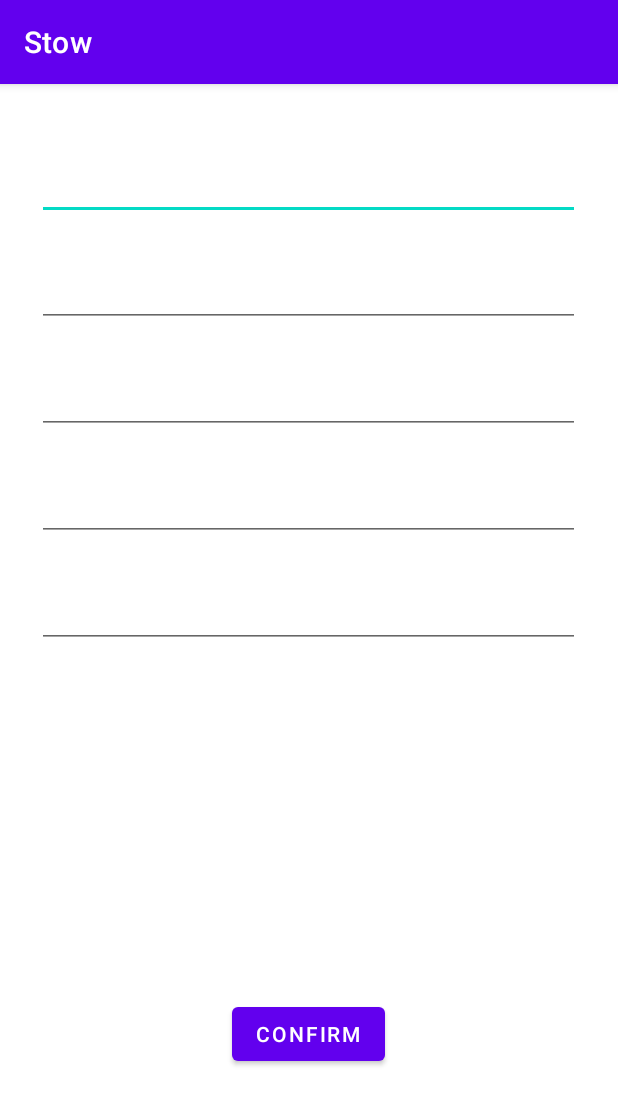
After one commit to AppBuildersss/Stow, an Android app: the AddKeywordsActivity screen opened directly, with no data from a screen before it, on a phone screen of 412 x 824 dp. The commit adds this screen. Shown: the top 1105 px of the screen. Run offline under Robolectric (Android 15) with nearby library versions, the phone set to English and light mode, and no system bars.

Commit message:
add keywords page

```diff
--- /dev/null
+++ b/app/src/main/java/com/example/stow/AddKeywordsActivity.kt
@@ -0,0 +1,23 @@
+package com.example.stow
+
+import android.content.Intent
+import androidx.appcompat.app.AppCompatActivity
+import android.os.Bundle
+import com.example.stow.databinding.ActivityAddKeywordsBinding
+
+class AddKeywordsActivity : AppCompatActivity()  {
+
+    private lateinit var binding: ActivityAddKeywordsBinding
+
+    override fun onCreate(savedInstanceState: Bundle?) {
+        super.onCreate(savedInstanceState)
+        binding = ActivityAddKeywordsBinding.inflate(layoutInflater)
+        setContentView(binding.root)
+
+        binding.buttonConfirm.setOnClickListener {
+            val intent = Intent(this, MainActivity::class.java)
+            startActivity(intent)
+        }
+    }
+
+}
--- a/app/src/main/java/com/example/stow/SignUpActivity.kt
+++ b/app/src/main/java/com/example/stow/SignUpActivity.kt
@@ -4,18 +4,18 @@ import android.content.Intent
 import android.os.Bundle
 import android.widget.Toast
 import androidx.appcompat.app.AppCompatActivity
-import com.example.stow.databinding.ActivitySignUpBinding
+import com.example.stow.databinding.ActivitySignInBinding
 import com.google.firebase.auth.FirebaseAuth
 
 class SignUpActivity : AppCompatActivity() {
 
-    private lateinit var binding: ActivitySignUpBinding
+    private lateinit var binding: ActivitySignInBinding
     private lateinit var firebaseAuth: FirebaseAuth
 
     override fun onCreate(savedInstanceState: Bundle?) {
         super.onCreate(savedInstanceState)
 
-        binding = ActivitySignUpBinding.inflate(layoutInflater)
+        binding = ActivitySignInBinding.inflate(layoutInflater)
         setContentView(binding.root)
 
         firebaseAuth = FirebaseAuth.getInstance()
--- /dev/null
+++ b/app/src/main/res/layout/activity_add_keywords.xml
@@ -0,0 +1,85 @@
+<?xml version="1.0" encoding="utf-8"?>
+<androidx.constraintlayout.widget.ConstraintLayout xmlns:android="http://schemas.android.com/apk/res/android"
+    xmlns:app="http://schemas.android.com/apk/res-auto"
+    xmlns:tools="http://schemas.android.com/tools"
+    android:id="@+id/linearLayout"
+    android:layout_width="match_parent"
+    android:layout_height="match_parent">
+
+    <EditText
+        android:id="@+id/EditText_1"
+        android:layout_width="362dp"
+        android:layout_height="55dp"
+        android:ems="10"
+        android:inputType="textPersonName"
+        app:layout_constraintBottom_toBottomOf="parent"
+        app:layout_constraintEnd_toEndOf="parent"
+        app:layout_constraintHorizontal_bias="0.489"
+        app:layout_constraintStart_toStartOf="parent"
+        app:layout_constraintTop_toTopOf="parent"
+        app:layout_constraintVertical_bias="0.05" />
+
+    <EditText
+        android:id="@+id/EditText_2"
+        android:layout_width="362dp"
+        android:layout_height="55dp"
+        android:ems="10"
+        android:inputType="textPersonName"
+        app:layout_constraintBottom_toBottomOf="parent"
+        app:layout_constraintEnd_toEndOf="parent"
+        app:layout_constraintHorizontal_bias="0.489"
+        app:layout_constraintStart_toStartOf="parent"
+        app:layout_constraintTop_toTopOf="parent"
+        app:layout_constraintVertical_bias="0.15" />
+
+    <EditText
+        android:id="@+id/EditText_3"
+        android:layout_width="362dp"
+        android:layout_height="55dp"
+        android:ems="10"
+        android:inputType="textPersonName"
+        app:layout_constraintBottom_toBottomOf="parent"
+        app:layout_constraintEnd_toEndOf="parent"
+        app:layout_constraintHorizontal_bias="0.489"
+        app:layout_constraintStart_toStartOf="parent"
+        app:layout_constraintTop_toTopOf="parent"
+        app:layout_constraintVertical_bias="0.25" />
+
+    <EditText
+        android:id="@+id/EditText_4"
+        android:layout_width="362dp"
+        android:layout_height="55dp"
+        android:ems="10"
+        android:inputType="textPersonName"
+        app:layout_constraintBottom_toBottomOf="parent"
+        app:layout_constraintEnd_toEndOf="parent"
+        app:layout_constraintHorizontal_bias="0.489"
+        app:layout_constraintStart_toStartOf="parent"
+        app:layout_constraintTop_toTopOf="parent"
+        app:layout_constraintVertical_bias="0.35" />
+
+    <EditText
+        android:id="@+id/EditText_5"
+        android:layout_width="362dp"
+        android:layout_height="55dp"
+        android:ems="10"
+        android:inputType="textPersonName"
+        app:layout_constraintBottom_toBottomOf="parent"
+        app:layout_constraintEnd_toEndOf="parent"
+        app:layout_constraintHorizontal_bias="0.489"
+        app:layout_constraintStart_toStartOf="parent"
+        app:layout_constraintTop_toTopOf="parent"
+        app:layout_constraintVertical_bias="0.45" />
+
+    <Button
+        android:id="@+id/button_confirm"
+        android:layout_width="wrap_content"
+        android:layout_height="wrap_content"
+        android:text="@string/confirm"
+        app:layout_constraintBottom_toBottomOf="parent"
+        app:layout_constraintEnd_toEndOf="parent"
+        app:layout_constraintHorizontal_bias="0.498"
+        app:layout_constraintStart_toStartOf="parent"
+        app:layout_constraintTop_toTopOf="parent"
+        app:layout_constraintVertical_bias="0.846" />
+</androidx.constraintlayout.widget.ConstraintLayout>
--- a/app/src/main/res/layout/activity_sign_in.xml
+++ b/app/src/main/res/layout/activity_sign_in.xml
@@ -30,7 +30,7 @@
         android:layout_marginTop="8dp"
         android:autofillHints="@string/prompt_password"
         android:hint="@string/prompt_password"
-        android:imeActionLabel="@string/action_sign_in_short"
+        android:imeActionLabel="@string/action_sign_in"
         android:imeOptions="actionDone"
         android:inputType="textPassword"
         android:selectAllOnFocus="true"
--- a/app/src/main/res/layout/activity_sign_up.xml
+++ b/app/src/main/res/layout/activity_sign_up.xml
@@ -30,7 +30,7 @@
         android:layout_marginTop="8dp"
         android:autofillHints="@string/prompt_password"
         android:hint="@string/prompt_password"
-        android:imeActionLabel="@string/action_sign_in_short"
+        android:imeActionLabel="@string/action_sign_up"
         android:imeOptions="actionDone"
         android:inputType="textPassword"
         android:selectAllOnFocus="true"
@@ -46,7 +46,8 @@
         android:layout_marginTop="16dp"
         android:layout_marginBottom="64dp"
         android:enabled="true"
-        android:text="@string/action_sign_in"
+        android:text="@string/action_sign_up"
+        android:backgroundTint="@color/design_default_color_secondary"
         app:layout_constraintBottom_toBottomOf="parent"
         app:layout_constraintEnd_toEndOf="parent"
         app:layout_constraintStart_toStartOf="parent"
--- a/app/src/main/res/values/strings.xml
+++ b/app/src/main/res/values/strings.xml
@@ -3,10 +3,12 @@
     <!-- Strings related to login -->
     <string name="prompt_email">Email</string>
     <string name="prompt_password">Password</string>
-    <string name="action_sign_in">Sign in or register</string>
-    <string name="action_sign_in_short">Sign in</string>
+    <string name="action_sign_in">Sign in</string>
+    <string name="action_sign_up">Sign up</string>
     <string name="welcome">"Welcome !"</string>
     <string name="invalid_username">Not a valid username</string>
     <string name="invalid_password">Password must be >5 characters</string>
     <string name="login_failed">"Login failed"</string>
+    <string name="add_keyword">"add"</string>
+    <string name="confirm">Confirm</string>
 </resources>
```
Also changed, not shown: app/src/main/AndroidManifest.xml (+9 -4 lines), app/src/main/java/com/example/stow/MainActivity.kt (+11 -5 lines), app/src/main/res/layout/activity_main.xml (+18 -4 lines), 1 other file.
